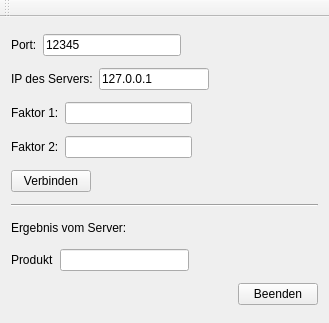
The window that Client/client.ui (FloAntretter/QTServerClient) describes before a commit, drawn with Qt 5.
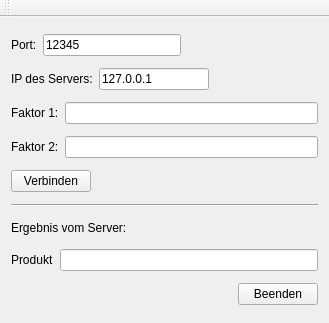
The same window after the commit.

Commit message: Client Textfeld erweiterung

What changed in the file:
```diff
--- a/Client/client.ui
+++ b/Client/client.ui
@@ -89,19 +89,6 @@
       <item>
        <widget class="QLineEdit" name="factor1LineEdit"/>
       </item>
-      <item>
-       <spacer name="horizontalSpacer">
-        <property name="orientation">
-         <enum>Qt::Horizontal</enum>
-        </property>
-        <property name="sizeHint" stdset="0">
-         <size>
-          <width>40</width>
-          <height>20</height>
-         </size>
-        </property>
-       </spacer>
-      </item>
      </layout>
     </item>
     <item>
@@ -116,19 +103,6 @@
       <item>
        <widget class="QLineEdit" name="factor2LineEdit"/>
       </item>
-      <item>
-       <spacer name="horizontalSpacer_2">
-        <property name="orientation">
-         <enum>Qt::Horizontal</enum>
-        </property>
-        <property name="sizeHint" stdset="0">
-         <size>
-          <width>40</width>
-          <height>20</height>
-         </size>
-        </property>
-       </spacer>
-      </item>
      </layout>
     </item>
     <item>
@@ -201,19 +175,6 @@
       <item>
        <widget class="QLineEdit" name="productLineEdit"/>
       </item>
-      <item>
-       <spacer name="horizontalSpacer_5">
-        <property name="orientation">
-         <enum>Qt::Horizontal</enum>
-        </property>
-        <property name="sizeHint" stdset="0">
-         <size>
-          <width>40</width>
-          <height>20</height>
-         </size>
-        </property>
-       </spacer>
-      </item>
      </layout>
     </item>
     <item>
```
